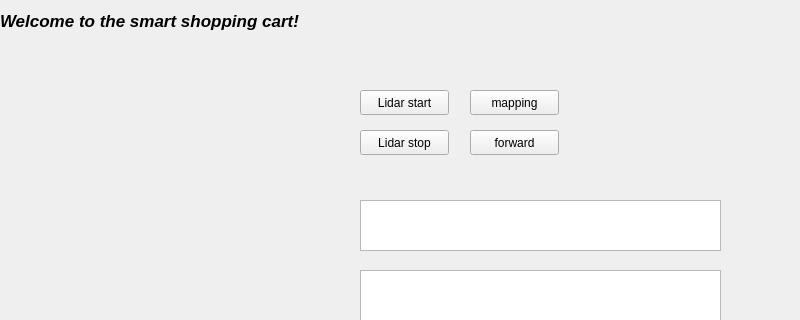
First picture: the form in src/qt/ssc_widget.ui, repository FennMai/Autonomous_Shopping_Guide_Robot, before the edit; both pictures show x 0 to 800 and y 0 to 320 of the 800 by 480 pixel window.
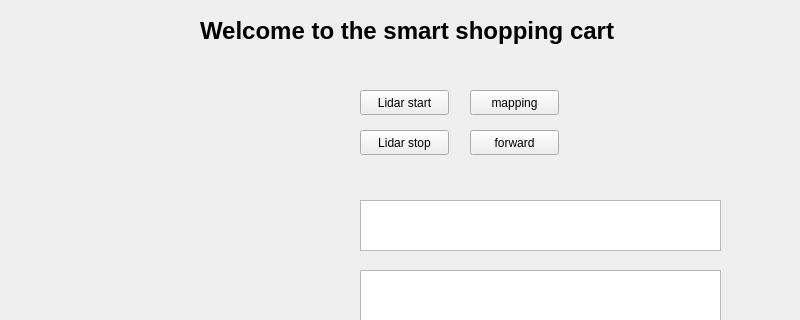
Second picture: the form after the edit.

Commit message: qt interface update and readme

```diff
--- a/src/qt/ssc_widget.ui
+++ b/src/qt/ssc_widget.ui
@@ -22,9 +22,9 @@
   <widget class="QLabel" name="label">
    <property name="geometry">
     <rect>
-     <x>0</x>
-     <y>0</y>
-     <width>301</width>
+     <x>200</x>
+     <y>10</y>
+     <width>451</width>
      <height>41</height>
     </rect>
    </property>
@@ -36,14 +36,14 @@
    </property>
    <property name="font">
     <font>
-     <pointsize>13</pointsize>
+     <pointsize>18</pointsize>
      <weight>75</weight>
-     <italic>true</italic>
+     <italic>false</italic>
      <bold>true</bold>
     </font>
    </property>
    <property name="text">
-    <string>Welcome to the smart shopping cart!</string>
+    <string>Welcome to the smart shopping cart</string>
    </property>
   </widget>
   <widget class="QLabel" name="label_2">
@@ -178,6 +178,19 @@
     <string>forward</string>
    </property>
   </widget>
+  <widget class="QLabel" name="label_3">
+   <property name="geometry">
+    <rect>
+     <x>0</x>
+     <y>0</y>
+     <width>800</width>
+     <height>480</height>
+    </rect>
+   </property>
+   <property name="text">
+    <string/>
+   </property>
+  </widget>
  </widget>
  <resources/>
  <connections/>
```
The commit also changes 7 other files.
